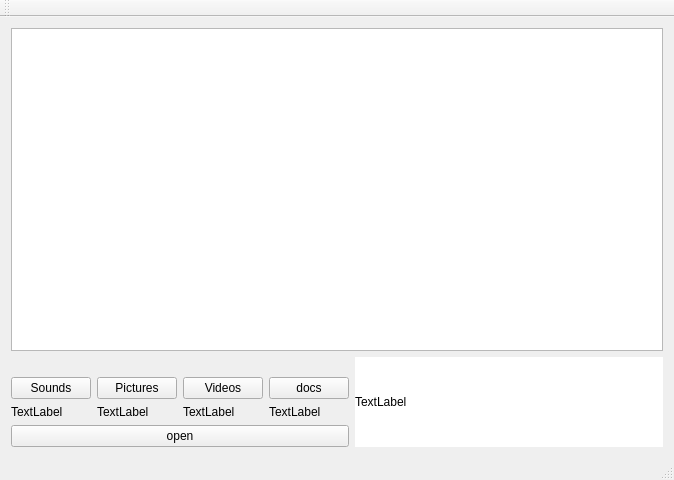
Qt form traverseDir/mainwindow.ui (Ahmad12Badawy/MyFileExplorer) before a commit.
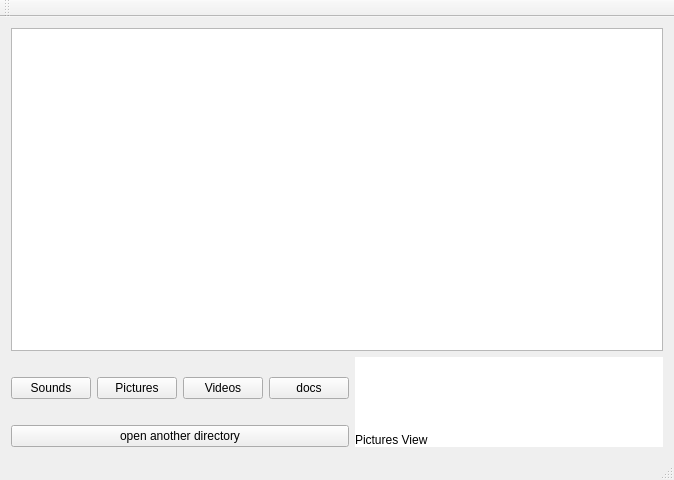
The same form after that commit. Icons and pictures are not drawn.

Patch:
```diff
--- a/traverseDir/mainwindow.ui
+++ b/traverseDir/mainwindow.ui
@@ -60,7 +60,7 @@
             <item>
              <widget class="QLabel" name="soundLabel">
               <property name="text">
-               <string>TextLabel</string>
+               <string/>
               </property>
              </widget>
             </item>
@@ -88,7 +88,7 @@
             <item>
              <widget class="QLabel" name="picLabel">
               <property name="text">
-               <string>TextLabel</string>
+               <string/>
               </property>
              </widget>
             </item>
@@ -119,7 +119,7 @@
             <item>
              <widget class="QLabel" name="videoLabel">
               <property name="text">
-               <string>TextLabel</string>
+               <string/>
               </property>
              </widget>
             </item>
@@ -147,7 +147,7 @@
             <item>
              <widget class="QLabel" name="docLabel">
               <property name="text">
-               <string>TextLabel</string>
+               <string/>
               </property>
              </widget>
             </item>
@@ -158,7 +158,7 @@
         <item>
          <widget class="QPushButton" name="openButton">
           <property name="text">
-           <string>open</string>
+           <string>open another directory</string>
           </property>
          </widget>
         </item>
@@ -173,7 +173,10 @@
          <string notr="true">background-color: rgb(255, 255, 255);</string>
         </property>
         <property name="text">
-         <string>TextLabel</string>
+         <string>Pictures View</string>
+        </property>
+        <property name="alignment">
+         <set>Qt::AlignBottom|Qt::AlignLeading|Qt::AlignLeft</set>
         </property>
        </widget>
       </item>
```
Left out of the diff: 14 changed lines with no effect on the pictures.
